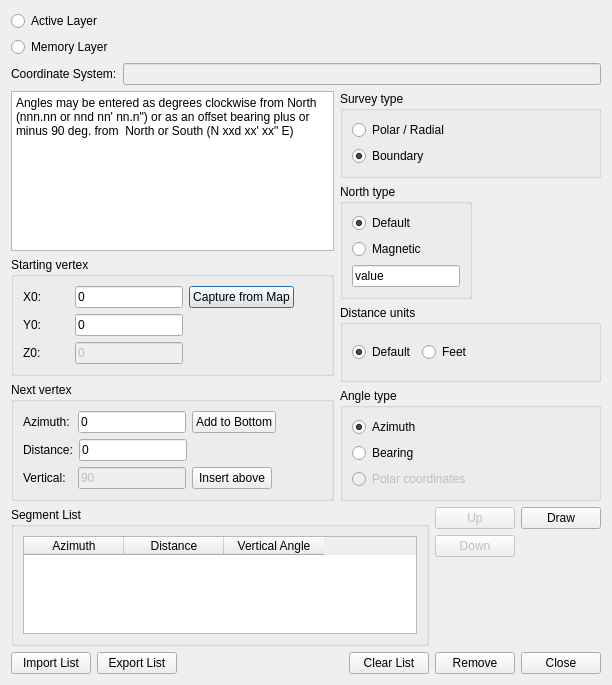
The window that ui.ui (mpetroff/qgsazimuth) describes before a commit, drawn with Qt 5.
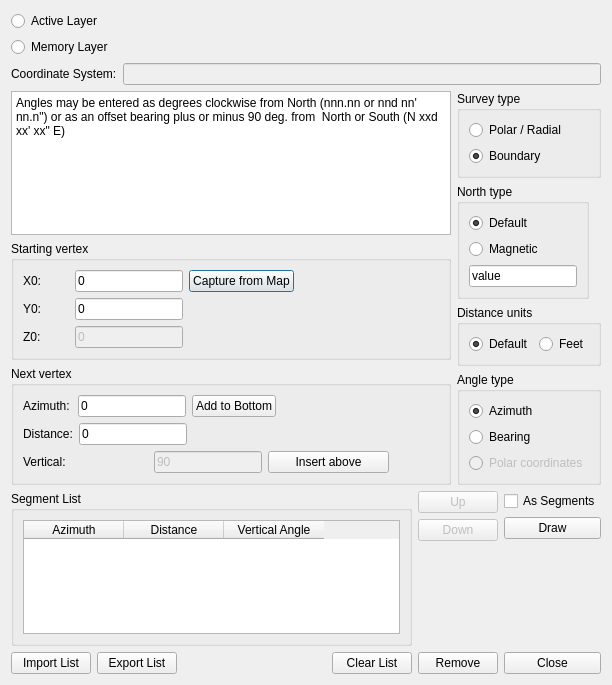
The same window after the commit.

Commit message:
Add as segments option for line creation.
Other:
- Extract method for creating point features
- Extract create line logic

Diff of the .ui file:
```diff
--- a/ui.ui
+++ b/ui.ui
@@ -644,19 +644,6 @@
             </property>
            </widget>
           </item>
-          <item>
-           <spacer name="horizontalSpacer_16">
-            <property name="orientation">
-             <enum>Qt::Horizontal</enum>
-            </property>
-            <property name="sizeHint" stdset="0">
-             <size>
-              <width>0</width>
-              <height>36</height>
-             </size>
-            </property>
-           </spacer>
-          </item>
          </layout>
         </widget>
        </item>
@@ -896,6 +883,13 @@
      </item>
      <item>
       <layout class="QVBoxLayout" name="verticalLayout_2">
+       <item>
+        <widget class="QCheckBox" name="checkBox_asSegments">
+         <property name="text">
+          <string>As Segments</string>
+         </property>
+        </widget>
+       </item>
        <item>
         <widget class="QPushButton" name="pushButton_objectDraw">
          <property name="sizePolicy">
```
The commit also changes 2 other files.
